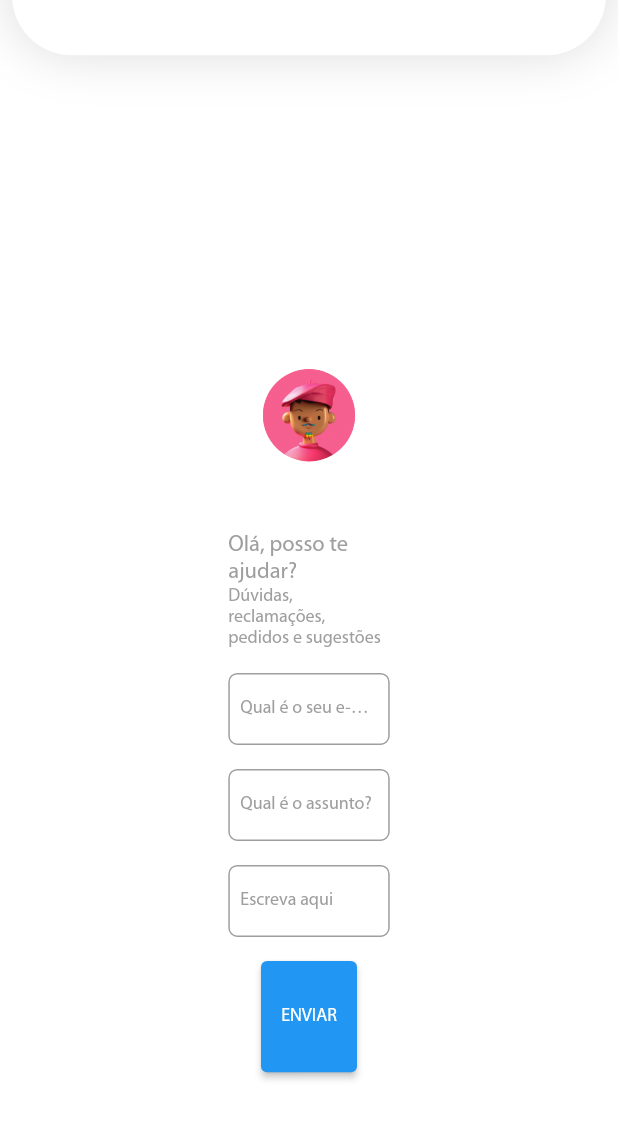
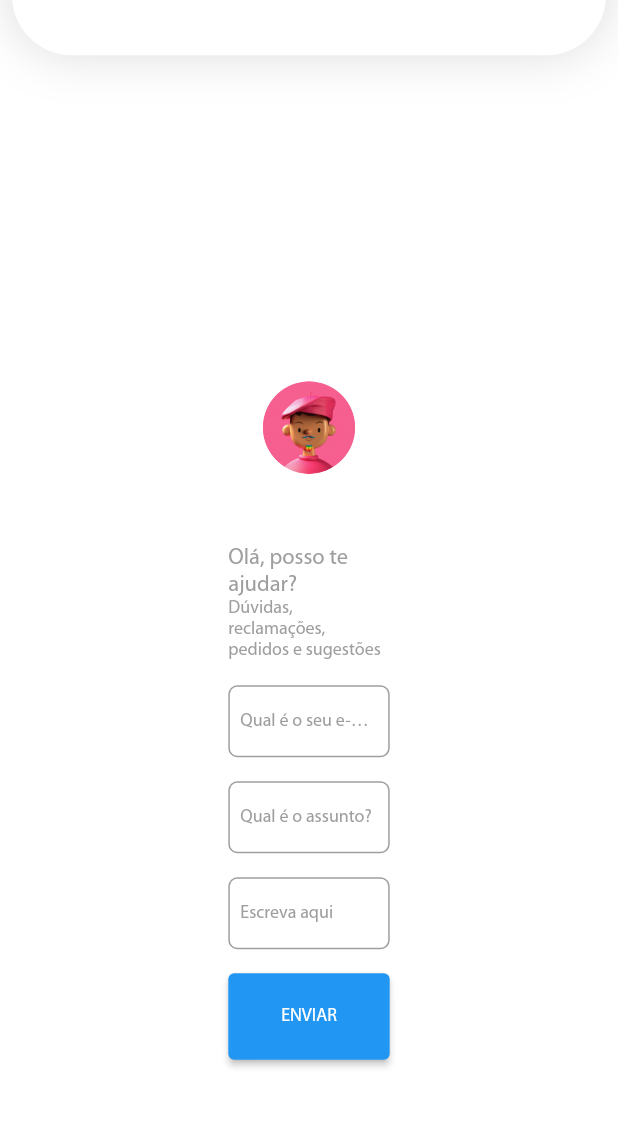
Before and after one commit to marcelacrvalho/website-adove, a Flutter app: the ContatoView screen opened by its route, on a phone screen of 412 x 824 dp, the part 105-1236 px from its top. Run offline on Flutter 3.47's test engine with Material 2 defaults, Android fonts, the phone set to English and light mode, and no system bars; drawn by our look-alikes of auto_size_text; our stand-ins replace animated_text_kit, flutter_typeahead, get, graphql.

Commit message:
Altera largura do ElevatedButton

```diff
--- a/lib/global/widgets/button/elevated.dart
+++ b/lib/global/widgets/button/elevated.dart
@@ -19,7 +19,7 @@ class ButtonElevatedWidget extends StatelessWidget {
       style: ElevatedButton.styleFrom(
         primary: Colors.blue,
         padding: const EdgeInsets.all(8.0),
-        fixedSize: Get.mediaQuery.size * 0.09,
+        fixedSize: Size(Get.mediaQuery.size.width, Get.mediaQuery.size.height * 0.07),
       ),
       child: AutoSizeText(
         buttonText.toUpperCase(),
```
